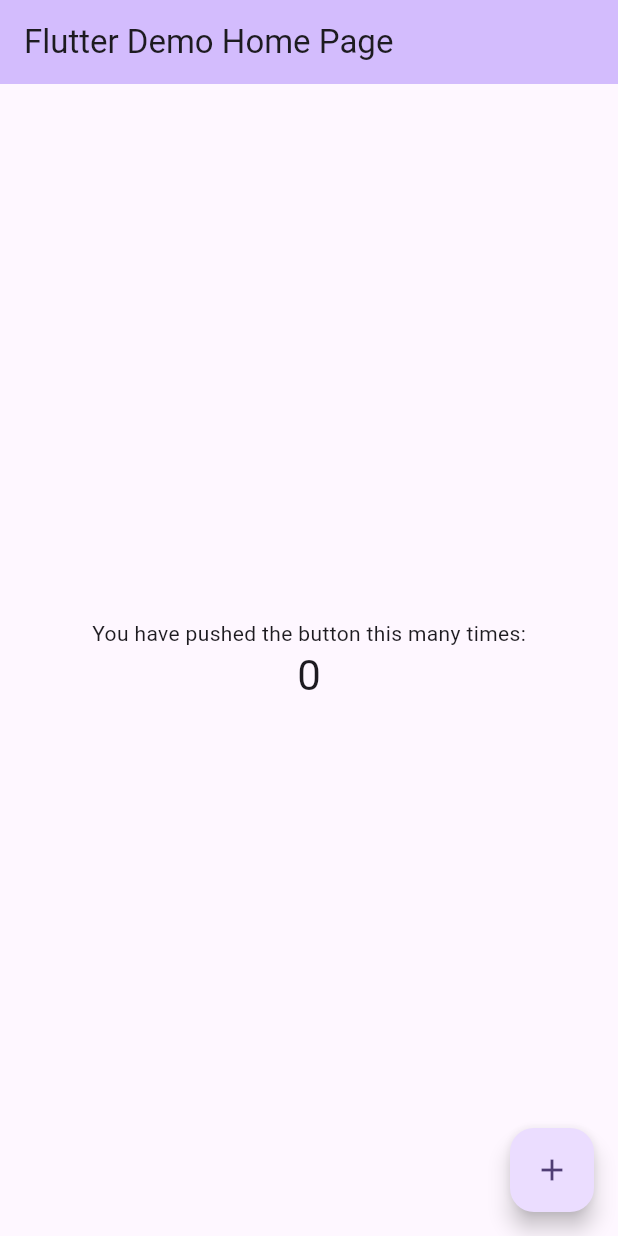
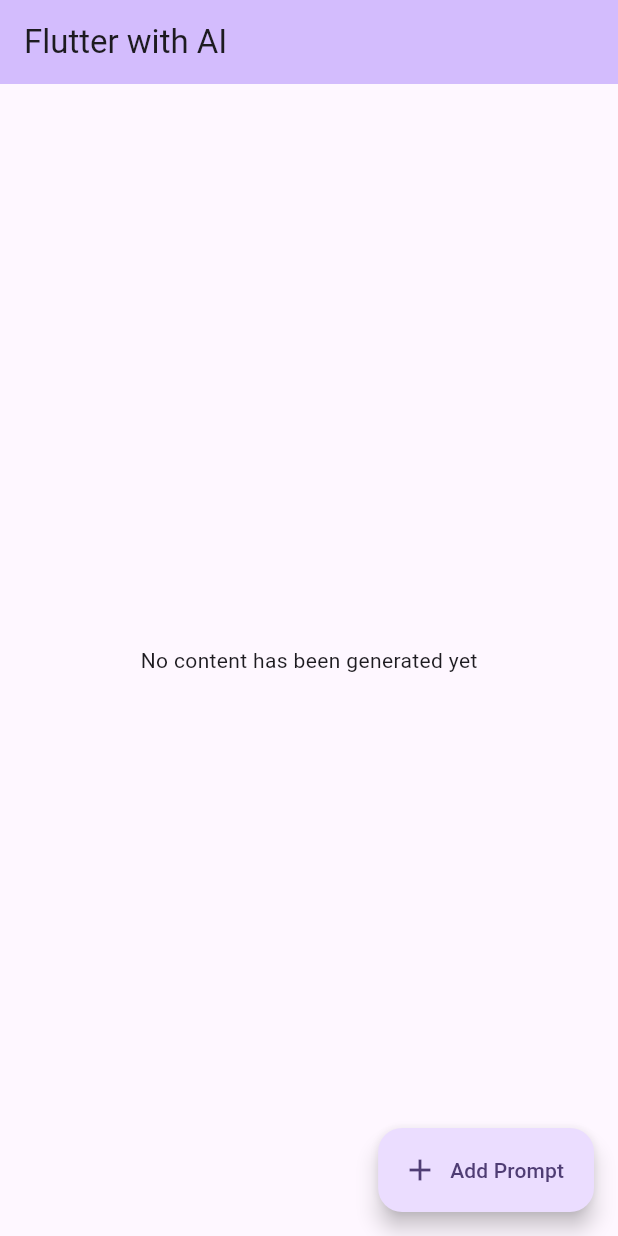
Before and after one commit to AyeshaIftikhar/flutter_ai, a Flutter app: the screen it shows after launch, on a phone screen of 412 x 824 dp. Run offline on Flutter 3.47's test engine with Material 3 defaults, Android fonts, the phone set to English and light mode, and no system bars; our stand-ins replace google_generative_ai.

Commit message:
content generation

```diff
--- a/lib/main.dart
+++ b/lib/main.dart
@@ -1,4 +1,6 @@
 import 'package:flutter/material.dart';
+import 'package:flutter_ai/services/gemini_services.dart';
+import 'package:flutter_ai/widgets/content_widget.dart';
 
 void main() {
   runApp(const MyApp());
@@ -6,48 +8,22 @@ void main() {
 
 class MyApp extends StatelessWidget {
   const MyApp({super.key});
-
-  // This widget is the root of your application.
   @override
   Widget build(BuildContext context) {
     return MaterialApp(
-      title: 'Flutter Demo',
+      title: 'Flutter with AI',
       theme: ThemeData(
-        // This is the theme of your application.
-        //
-        // TRY THIS: Try running your application with "flutter run". You'll see
-        // the application has a purple toolbar. Then, without quitting the app,
-        // try changing the seedColor in the colorScheme below to Colors.green
-        // and then invoke "hot reload" (save your changes or press the "hot
-        // reload" button in a Flutter-supported IDE, or press "r" if you used
-        // the command line to start the app).
-        //
-        // Notice that the counter didn't reset back to zero; the application
-        // state is not lost during the reload. To reset the state, use hot
-        // restart instead.
-        //
-        // This works for code too, not just values: Most code changes can be
-        // tested with just a hot reload.
         colorScheme: ColorScheme.fromSeed(seedColor: Colors.deepPurple),
         useMaterial3: true,
       ),
-      home: const MyHomePage(title: 'Flutter Demo Home Page'),
+      home: const MyHomePage(title: 'Flutter with AI'),
+      debugShowCheckedModeBanner: false,
     );
   }
 }
 
 class MyHomePage extends StatefulWidget {
   const MyHomePage({super.key, required this.title});
-
-  // This widget is the home page of your application. It is stateful, meaning
-  // that it has a State object (defined below) that contains fields that affect
-  // how it looks.
-
-  // This class is the configuration for the state. It holds the values (in this
-  // case the title) provided by the parent (in this case the App widget) and
-  // used by the build method of the State. Fields in a Widget subclass are
-  // always marked "final".
-
   final String title;
 
   @override
@@ -55,71 +31,102 @@ class MyHomePage extends StatefulWidget {
 }
 
 class _MyHomePageState extends State<MyHomePage> {
-  int _counter = 0;
-
-  void _incrementCounter() {
-    setState(() {
-      // This call to setState tells the Flutter framework that something has
-      // changed in this State, which causes it to rerun the build method below
-      // so that the display can reflect the updated values. If we changed
-      // _counter without calling setState(), then the build method would not be
-      // called again, and so nothing would appear to happen.
-      _counter++;
-    });
-  }
+  List<Map<String, dynamic>> prompts = <Map<String, dynamic>>[];
+  TextEditingController query = TextEditingController();
+  bool addPrompt = false, loading = false;
 
   @override
   Widget build(BuildContext context) {
-    // This method is rerun every time setState is called, for instance as done
-    // by the _incrementCounter method above.
-    //
-    // The Flutter framework has been optimized to make rerunning build methods
-    // fast, so that you can just rebuild anything that needs updating rather
-    // than having to individually change instances of widgets.
     return Scaffold(
       appBar: AppBar(
-        // TRY THIS: Try changing the color here to a specific color (to
-        // Colors.amber, perhaps?) and trigger a hot reload to see the AppBar
-        // change color while the other colors stay the same.
         backgroundColor: Theme.of(context).colorScheme.inversePrimary,
-        // Here we take the value from the MyHomePage object that was created by
-        // the App.build method, and use it to set our appbar title.
         title: Text(widget.title),
       ),
-      body: Center(
-        // Center is a layout widget. It takes a single child and positions it
-        // in the middle of the parent.
-        child: Column(
-          // Column is also a layout widget. It takes a list of children and
-          // arranges them vertically. By default, it sizes itself to fit its
-          // children horizontally, and tries to be as tall as its parent.
-          //
-          // Column has various properties to control how it sizes itself and
-          // how it positions its children. Here we use mainAxisAlignment to
-          // center the children vertically; the main axis here is the vertical
-          // axis because Columns are vertical (the cross axis would be
-          // horizontal).
-          //
-          // TRY THIS: Invoke "debug painting" (choose the "Toggle Debug Paint"
-          // action in the IDE, or press "p" in the console), to see the
-          // wireframe for each widget.
-          mainAxisAlignment: MainAxisAlignment.center,
-          children: <Widget>[
-            const Text(
-              'You have pushed the button this many times:',
+      body: prompts.isEmpty
+          ? const Center(
+              child: Text('No content has been generated yet'),
+            )
+          : ListView.builder(
+              itemCount: prompts.length,
+              padding: const EdgeInsets.symmetric(vertical: 20, horizontal: 10),
+              itemBuilder: (context, index) {
+                return ContentWidget(prompts: prompts[index]);
+              },
             ),
-            Text(
-              '$_counter',
-              style: Theme.of(context).textTheme.headlineMedium,
+      floatingActionButton: addPrompt
+          ? null
+          : FloatingActionButton.extended(
+              onPressed: () {
+                setState(() {
+                  addPrompt = !addPrompt;
+                });
+              },
+              tooltip: 'Increment',
+              icon: const Icon(Icons.add),
+              label: const Text('Add Prompt'),
             ),
-          ],
-        ),
-      ),
-      floatingActionButton: FloatingActionButton(
-        onPressed: _incrementCounter,
-        tooltip: 'Increment',
-        child: const Icon(Icons.add),
-      ), // This trailing comma makes auto-formatting nicer for build methods.
+      bottomNavigationBar: addPrompt
+          ? Padding(
+              padding: EdgeInsets.only(
+                bottom: MediaQuery.of(context).viewInsets.bottom,
+                left: 15,
+                right: 15,
+              ),
+              child: Padding(
+                padding: const EdgeInsets.only(bottom: 20),
+                child: Row(
+                  children: [
+                    Expanded(
+                      child: TextFormField(
+                        controller: query,
+                        maxLines: null,
+                        keyboardType: TextInputType.multiline,
+                        textInputAction: TextInputAction.send,
+                        onChanged: (value) => setState(() {}),
+                        decoration: InputDecoration(
+                          isDense: true,
+                          hintText: 'Write something here...',
+                          enabledBorder: OutlineInputBorder(
+                            borderRadius: BorderRadius.circular(30),
+                            borderSide: const BorderSide(color: Colors.grey),
+                          ),
+                          focusedBorder: OutlineInputBorder(
+                            borderRadius: BorderRadius.circular(30),
+                            borderSide: const BorderSide(color: Colors.grey),
+                          ),
+                        ),
+                      ),
+                    ),
+                    if (query.text.isNotEmpty)
+                      Padding(
+                        padding: const EdgeInsets.only(left: 10),
+                        child: InkWell(
+                          onTap: () async {
+                            setState(() {
+                              loading = true;
+                            });
+                            String text = await GeminiServices.generateText(
+                              query.text,
+                            );
+                            prompts.add({'query': query.text, 'content': text});
+                            query.clear();
+                            loading = false;
+                            addPrompt = false;
+                            setState(() {});
+                          },
+                          child: CircleAvatar(
+                            radius: 30,
+                            child: loading
+                                ? const CircularProgressIndicator()
+                                : const Icon(Icons.send),
+                          ),
+                        ),
+                      ),
+                  ],
+                ),
+              ),
+            )
+          : null,
     );
   }
 }
--- /dev/null
+++ b/lib/services/gemini_services.dart
@@ -0,0 +1,38 @@
+import 'package:flutter/material.dart';
+import 'package:google_generative_ai/google_generative_ai.dart';
+
+class GeminiServices {
+  static String apikey = 'AIzaSyCXDtC9kpACIQRA3groWxaYkMT1YCYyBjw';
+  static final GenerativeModel textModel = GenerativeModel(
+    model: "gemini-pro",
+    apiKey: apikey,
+    safetySettings: safetySettings,
+    generationConfig: generationConfig,
+  );
+
+  static final GenerationConfig generationConfig = GenerationConfig(
+    temperature: 0.9,
+    topK: 1,
+    topP: 1,
+    maxOutputTokens: 2048,
+  );
+
+  static final List<SafetySetting> safetySettings = [
+    SafetySetting(HarmCategory.harassment, HarmBlockThreshold.high),
+    SafetySetting(HarmCategory.hateSpeech, HarmBlockThreshold.high),
+    SafetySetting(HarmCategory.sexuallyExplicit, HarmBlockThreshold.high),
+    SafetySetting(HarmCategory.dangerousContent, HarmBlockThreshold.high),
+  ];
+
+  static Future<String> generateText(String prompt) async {
+    debugPrint('prompt: $prompt');
+    final content = [Content.text(prompt)];
+    final response = await textModel.generateContent(
+      content,
+      safetySettings: safetySettings,
+      generationConfig: generationConfig,
+    );
+    debugPrint('text: ${response.text}');
+    return response.text ?? '';
+  }
+}
```
Also changed, not shown: lib/widgets/content_widget.dart (added, +52 -0 lines), 6 other files.
